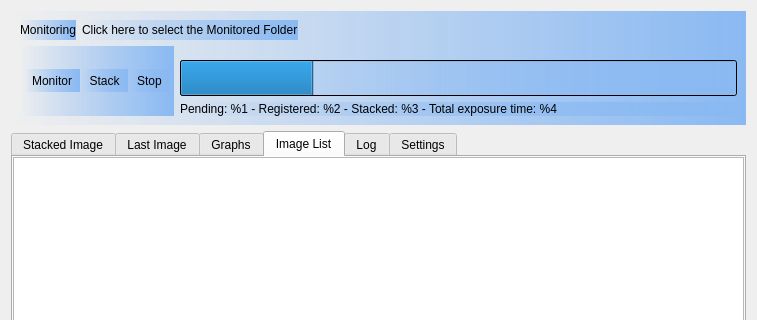
Qt form DeepSkyStackerLive/ui/DeepSkyStackerLive.ui (deepskystacker/DSS) before a commit; both pictures show x 0 to 757 and y 0 to 320 of the 757 by 748 pixel window.
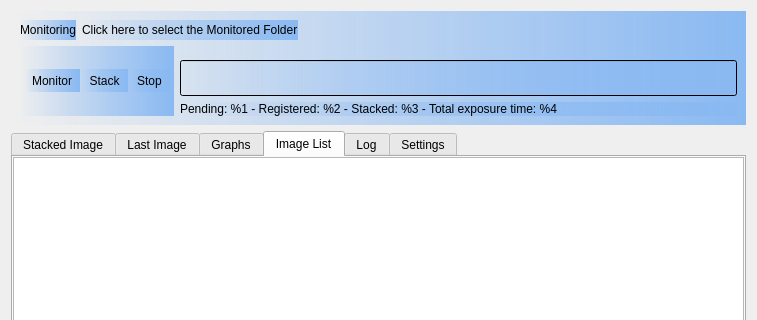
The same form after that commit. The open tabs and pages were chosen to show the change. Icons and pictures are not drawn. Custom widgets are drawn as their Qt base class.

Diff of the .ui file:
```diff
--- a/DeepSkyStackerLive/ui/DeepSkyStackerLive.ui
+++ b/DeepSkyStackerLive/ui/DeepSkyStackerLive.ui
@@ -147,7 +147,7 @@
              <string notr="true">background: qcolor(rgba(0,0,0,0))</string>
             </property>
             <property name="value">
-             <number>24</number>
+             <number>0</number>
             </property>
             <property name="format">
              <string/>
```
Left out of the diff: 9 changed lines with no effect on the pictures.
